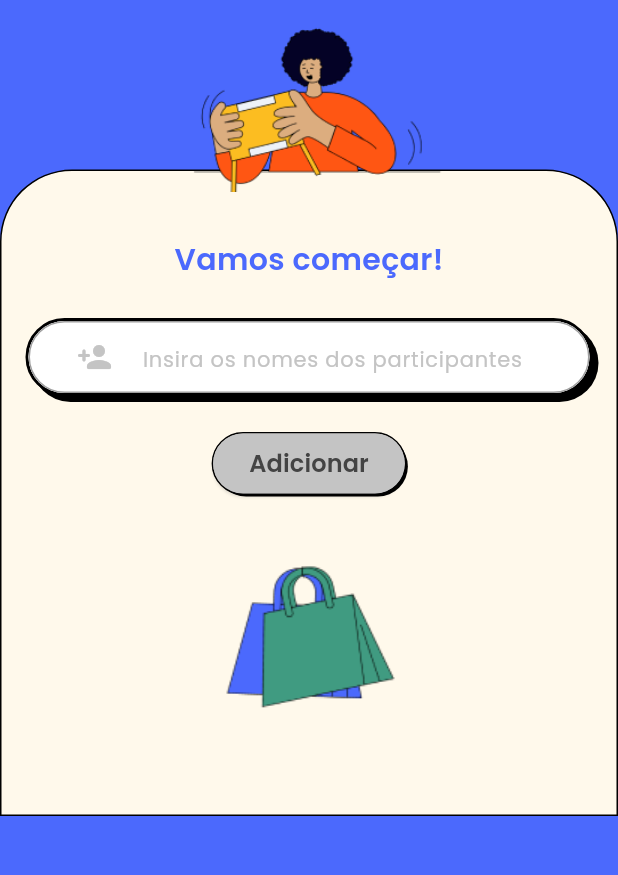
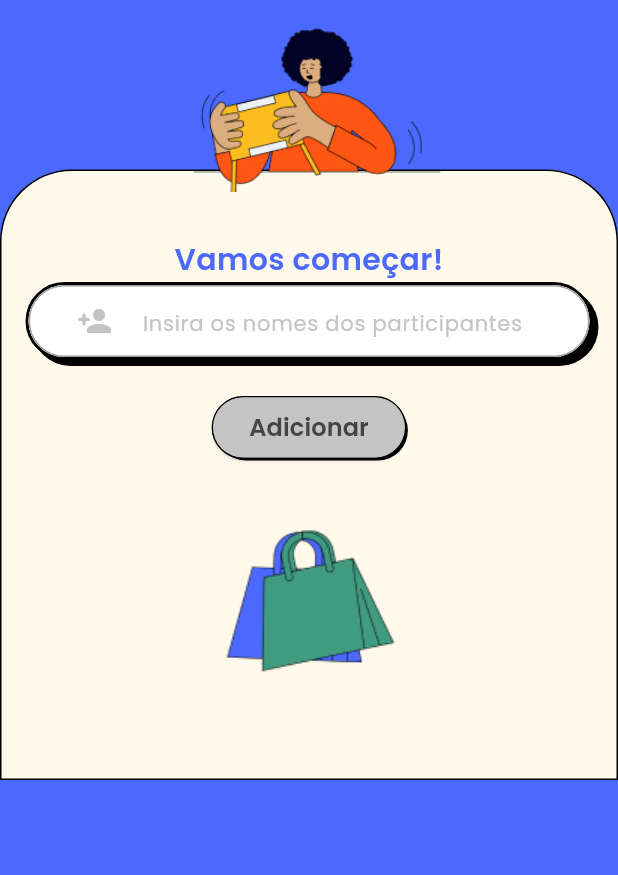
Before and after one commit to DanielBrown1998/ci_alura, a Flutter app: the screen it shows after launch, on a phone screen of 412 x 824 dp, the part 240-1115 px from its top. Run offline on Flutter 3.47's test engine with Material 3 defaults, Android fonts, the phone set to English and light mode, and no system bars; our stand-ins replace bloc, flutter_bloc, flutter_svg, google_fonts.

Commit message:
fix: remove unnecessary SizedBox in HomeFormWidget

```diff
--- a/lib/widgets/home/home_form_widget.dart
+++ b/lib/widgets/home/home_form_widget.dart
@@ -41,7 +41,6 @@ class _HomeFormWidgetState extends State<HomeFormWidget> {
                   ),
                 ),
               ),
-              const SizedBox(height: 24),
               InputWidget(
                 controller: nameController,
                 focusNode: _focus,
```
